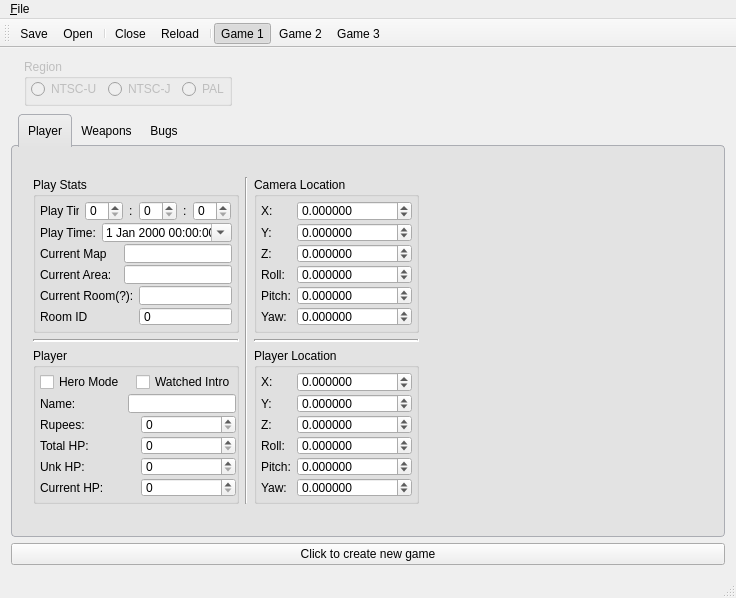
Above: save editor/SS_SaveEditor/forms/mainwindow.ui from Antidote/skyward-sword-save-editor before the change. Below: the same form after it.
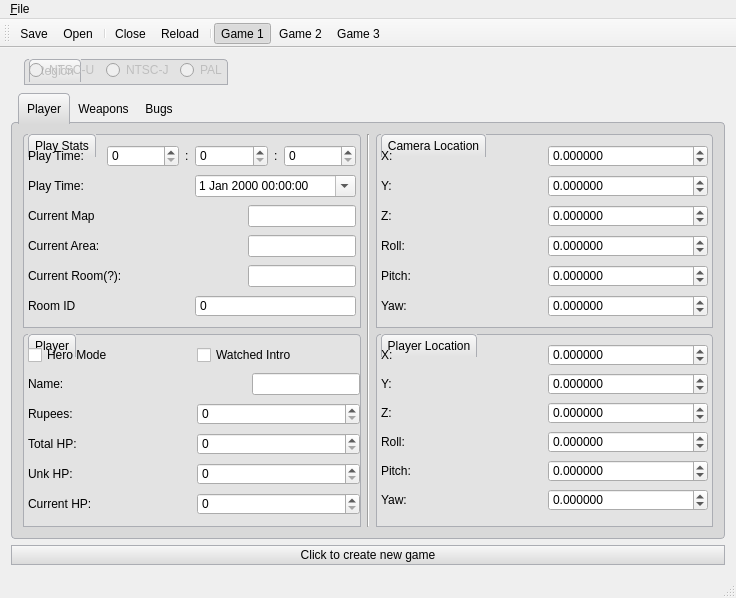
That is the form after the change. Icons and pictures are not drawn.

Diff of the .ui file:
```diff
--- a/save editor/SS_SaveEditor/forms/mainwindow.ui
+++ b/save editor/SS_SaveEditor/forms/mainwindow.ui
@@ -2,6 +2,9 @@
 <ui version="4.0">
  <class>MainWindow</class>
  <widget class="QMainWindow" name="MainWindow">
+  <property name="enabled">
+   <bool>true</bool>
+  </property>
   <property name="geometry">
    <rect>
     <x>0</x>
@@ -16,6 +19,70 @@
   <property name="windowTitle">
    <string>WiiKing2 Editor</string>
   </property>
+  <property name="styleSheet">
+   <string notr="true">QTabWidget::pane
+{
+	background-color: rgb(217, 217, 217);
+	border-radius: 4px;
+	border: 1px solid rgb(171, 173, 179);
+}
+
+QTabWidget::tab-bar
+{
+	left:7px;
+	bottom: -2px;
+}
+
+QTabBar:tab
+{
+	min-width: 15ex;
+	padding: 8px;
+}
+
+QTabBar::tab:selected
+{
+	background: qlineargradient(spread:pad, x1:0, y1:0, x2:0, y2:1, stop:0 rgba(249, 249, 249, 255), stop:1 rgba(217, 217, 217, 255));
+	border-top: 1px solid rgb(171, 173, 179);
+	border-left: 1px solid rgb(171, 173, 179);
+	border-right: 1px solid rgb(171, 173, 179);
+	border-top-left-radius: 4px;
+	border-top-right-radius: 4px;
+}
+
+QTabBar::tab:!selected
+{
+	background:none;
+	border: none;
+}
+QPushButton
+{
+	background-color: qlineargradient(spread:pad, x1:0, y1:0, x2:0, y2:1, stop:0 rgba(249, 249, 249, 255), stop:1 rgba(217, 217, 217, 255));
+	border: 1px solid rgb(171, 173, 179);
+	padding: 2px;
+}
+
+QGroupBox
+{
+	background-color: rgb(227, 227, 227);
+	top: +18px;
+	border: 1px solid rgb(171, 173, 179);
+	border-top-left-radius: 4px;
+	border-top-right-radius:4px;
+	margin-top: 3ex;
+}
+
+QGroupBox:title
+{
+	subcontrol-origin: margin;
+	left: +5px;
+    padding: 4px;
+	background: qlineargradient(spread:pad, x1:0, y1:0, x2:0, y2:1, stop:0 rgba(249, 249, 249, 255), stop:1 rgba(227, 227, 227, 255));
+	border: 1px solid rgb(171, 173, 179);
+	border-top-left-radius: 4px;
+	border-top-right-radius:4px;
+	border-bottom: none;
+}</string>
+  </property>
   <widget class="QWidget" name="centralWidget">
    <layout class="QVBoxLayout" name="verticalLayout_7">
     <item>
@@ -111,40 +178,7 @@
        <bool>true</bool>
       </property>
       <property name="styleSheet">
-       <string notr="true">QTabWidget::pane
-{
-	background-color: rgb(227, 227, 227);
-	border-radius: 4px;
-	border: 1px solid rgb(171, 173, 179);
-}
-
-QTabWidget::tab-bar
-{
-	left:7px;
-	bottom: -2px;
-}
-
-QTabBar:tab
-{
-	min-width: 15ex;
-	padding: 9px;
-}
-
-QTabBar::tab:selected, QTabBar::tab:hover
-{
-	background: qlineargradient(spread:pad, x1:0, y1:0, x2:0, y2:1, stop:0 rgba(239, 239, 239, 255), stop:1 rgba(227, 227, 227, 255));
-	border-top: 1px solid rgb(171, 173, 179);
-	border-left: 1px solid rgb(171, 173, 179);
-	border-right: 1px solid rgb(171, 173, 179);
-	border-top-left-radius: 4px;
-	border-top-right-radius: 4px;
-}
-
-QTabBar::tab:!selected
-{
-	background:none;
-	border: none;
-}</string>
+       <string notr="true"/>
       </property>
       <property name="tabShape">
        <enum>QTabWidget::Rounded</enum>
@@ -156,15 +190,8 @@
        <attribute name="title">
         <string>Player</string>
        </attribute>
-       <widget class="QWidget" name="layoutWidget">
-        <property name="geometry">
-         <rect>
-          <x>10</x>
-          <y>20</y>
-          <width>408</width>
-          <height>349</height>
-         </rect>
-        </property>
+       <layout class="QVBoxLayout" name="verticalLayout_12">
+        <item>
         <layout class="QHBoxLayout" name="horizontalLayout_3">
          <item>
           <layout class="QVBoxLayout" name="verticalLayout_5">
@@ -375,16 +402,6 @@
              </layout>
             </widget>
            </item>
-           <item>
-            <widget class="Line" name="line_2">
-             <property name="lineWidth">
-              <number>2</number>
-             </property>
-             <property name="orientation">
-              <enum>Qt::Horizontal</enum>
-             </property>
-            </widget>
-           </item>
            <item>
             <widget class="QGroupBox" name="playerGroup">
              <property name="title">
@@ -705,19 +722,6 @@
              </layout>
             </widget>
            </item>
-           <item>
-            <widget class="Line" name="line_3">
-             <property name="frameShadow">
-              <enum>QFrame::Sunken</enum>
-             </property>
-             <property name="lineWidth">
-              <number>2</number>
-             </property>
-             <property name="orientation">
-              <enum>Qt::Horizontal</enum>
-             </property>
-            </widget>
-           </item>
            <item>
             <widget class="QGroupBox" name="playerLocationGroupBox">
              <property name="title">
@@ -898,7 +902,8 @@
           </layout>
          </item>
         </layout>
-       </widget>
+        </item>
+       </layout>
       </widget>
       <widget class="QWidget" name="weaponsTab">
        <attribute name="title">
```
Left out of the diff: 2 changed lines with no effect on the pictures. Lines whose indentation alone changed are shown as unchanged.
